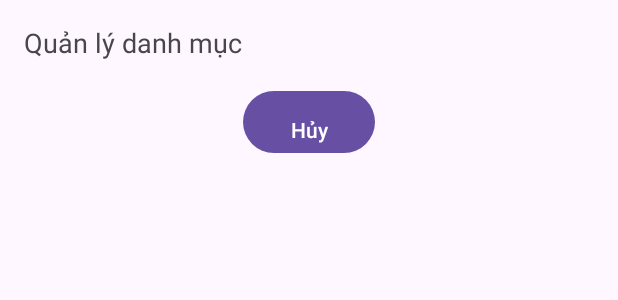
After one commit to QBinh2102/Tour, an Android app: the layout activity_sua_va_xoa_danh_muc.xml on its own in the app's theme, with its tools: preview values and no code run, on a phone screen of 412 x 824 dp. The commit adds this screen. Shown: the top 300 px of the screen. Run offline under Robolectric (Android 15) with nearby library versions, the phone set to English and light mode, and no system bars.

Commit message:
cap nhat them va xoa

```diff
--- a/app/src/main/AndroidManifest.xml
+++ b/app/src/main/AndroidManifest.xml
@@ -18,6 +18,9 @@
         android:supportsRtl="true"
         android:theme="@style/Theme.TourDuLich"
         tools:targetApi="31">
+        <activity
+            android:name=".trang.SuaVaXoaDanhMuc"
+            android:exported="false" />
         <activity
             android:name=".trang.HuyVe"
             android:exported="false" />
--- /dev/null
+++ b/app/src/main/res/layout/activity_sua_va_xoa_danh_muc.xml
@@ -0,0 +1,45 @@
+<?xml version="1.0" encoding="utf-8"?>
+<androidx.constraintlayout.widget.ConstraintLayout xmlns:android="http://schemas.android.com/apk/res/android"
+    xmlns:app="http://schemas.android.com/apk/res-auto"
+    xmlns:tools="http://schemas.android.com/tools"
+    android:id="@+id/main"
+    android:layout_width="match_parent"
+    android:layout_height="match_parent"
+    tools:context=".trang.SuaVaXoaDanhMuc">
+
+    <LinearLayout
+        android:layout_width="match_parent"
+        android:layout_height="match_parent"
+        android:orientation="vertical"
+        android:padding="16dp">
+
+        <TextView
+            android:id="@+id/tvTitle"
+            android:layout_width="wrap_content"
+            android:layout_height="wrap_content"
+            android:text="Quản lý danh mục"
+            android:textSize="18sp"
+            android:paddingBottom="16dp"/>
+
+        <LinearLayout
+            android:id="@+id/layoutDeSuaVaXoa"
+            android:layout_width="match_parent"
+            android:layout_height="wrap_content"
+            android:orientation="vertical">
+
+            <!-- EditText để sửa danh mục -->
+
+
+        </LinearLayout>
+
+        <Button
+            android:id="@+id/btnCancel"
+            android:layout_width="wrap_content"
+            android:layout_height="wrap_content"
+            android:text="Hủy"
+            android:layout_gravity="center"
+            android:paddingTop="16dp" />
+
+    </LinearLayout>
+
+</androidx.constraintlayout.widget.ConstraintLayout>
```
Also changed, not shown: app/src/main/java/com/example/tourdulich/trang/SuaVaXoaDanhMuc.java (added, +92 -0 lines), app/src/main/java/com/example/tourdulich/trang/TrangChuAdmin.java (+35 -150 lines), app/src/main/res/layout/dialog_menu_danh_muc.xml (+1 -15 lines), 1 other file.
